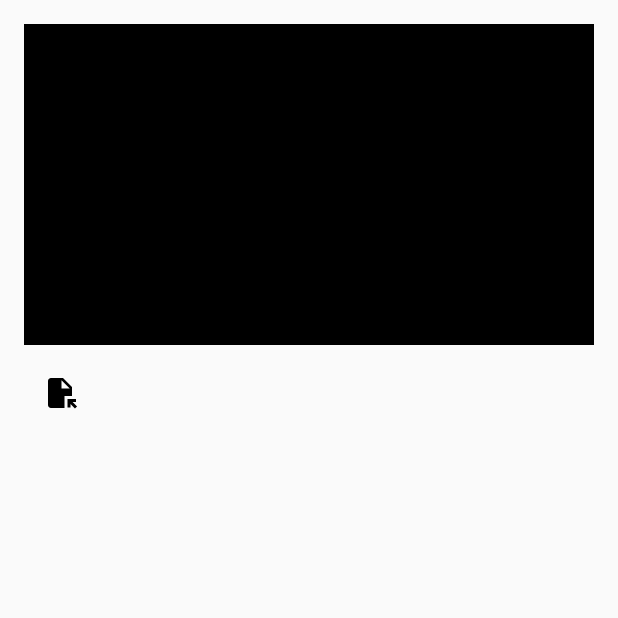
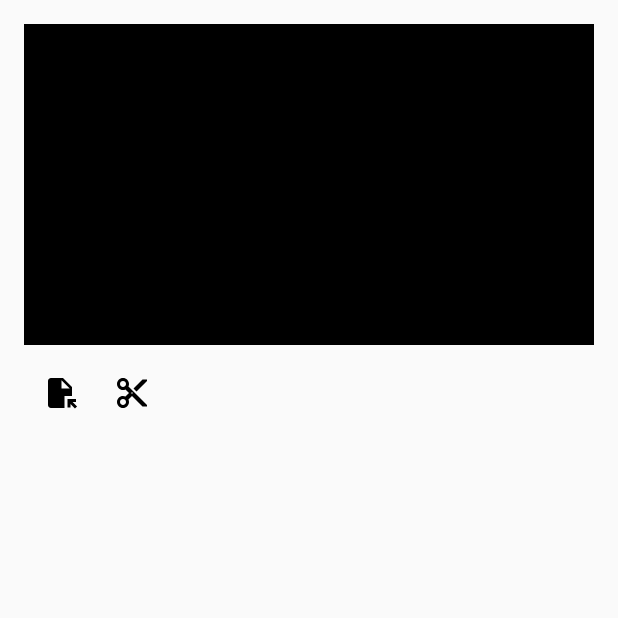
Before and after one commit to Moriawe/VideoEditor, an Android app built with Jetpack Compose: the screen it shows after launch (MainActivity), on a phone screen of 412 x 824 dp, the top half of it. Run offline under Robolectric (Android 15) with nearby library versions, the phone set to English and light mode, and no system bars; our stand-ins replace Dagger/Hilt's generated code.

Commit message:
added dependencies for video editing

```diff
--- a/app/build.gradle.kts
+++ b/app/build.gradle.kts
@@ -80,6 +80,11 @@ dependencies {
     implementation("androidx.media3:media3-effect:1.1.1")
     implementation("androidx.media3:media3-common:1.1.1")
 
+    // 3rd Party Video Trimmer
+    //implementation("life.knowledge4:k4l-video-trimmer:1.0")
+    implementation("com.arthenica:ffmpeg-kit-full:4.5.1-1")
+    implementation("org.florescu.android.rangeseekbar:rangeseekbar-library:0.3.0")
+
     // Dagger - Hilt
     implementation("com.google.dagger:hilt-android:2.46.1")
     kapt("com.google.dagger:hilt-compiler:2.48.1")
--- a/app/src/main/java/com/moriawe/videoeditortest/MainActivity.kt
+++ b/app/src/main/java/com/moriawe/videoeditortest/MainActivity.kt
@@ -7,6 +7,7 @@ import androidx.activity.compose.setContent
 import androidx.activity.result.contract.ActivityResultContracts
 import androidx.compose.foundation.clickable
 import androidx.compose.foundation.layout.Column
+import androidx.compose.foundation.layout.Row
 import androidx.compose.foundation.layout.Spacer
 import androidx.compose.foundation.layout.aspectRatio
 import androidx.compose.foundation.layout.fillMaxSize
@@ -16,6 +17,7 @@ import androidx.compose.foundation.layout.padding
 import androidx.compose.foundation.lazy.LazyColumn
 import androidx.compose.foundation.lazy.items
 import androidx.compose.material.icons.Icons
+import androidx.compose.material.icons.filled.ContentCut
 import androidx.compose.material.icons.filled.FileOpen
 import androidx.compose.material3.Icon
 import androidx.compose.material3.IconButton
@@ -94,6 +96,10 @@ class MainActivity : ComponentActivity() {
                             .aspectRatio(16 / 9f) //Change this to screen size
                     )
                     Spacer(modifier = Modifier.height(8.dp))
+                    Row(
+                        modifier = Modifier
+                            .fillMaxWidth()
+                    ) {
                         IconButton(onClick = {
                             selectVideoLauncher.launch("video/mp4") // Will only show videofiles of type mp3
                         }) {
@@ -101,6 +107,15 @@ class MainActivity : ComponentActivity() {
                                 imageVector = Icons.Default.FileOpen,
                                 contentDescription = "Select Video"
                             )
+                        }
+                        IconButton( onClick = {
+                            viewModel.trimVideo()
+                        }) {
+                            Icon(
+                                imageVector = Icons.Default.ContentCut,
+                                contentDescription = "Trim video"
+                            )
+                        }
                     }
                     Spacer(modifier = Modifier.height(16.dp))
                     LazyColumn(
--- a/app/src/main/java/com/moriawe/videoeditortest/VideoPlayerModule.kt
+++ b/app/src/main/java/com/moriawe/videoeditortest/VideoPlayerModule.kt
@@ -26,4 +26,10 @@ object VideoPlayerModule {
         return MetaDataReaderImpl(app)
     }
 
+    @Provides
+    @ViewModelScoped
+    fun provideVideoTrimmer(): VideoTrimmer {
+        return VideoTrimmerImpl()
+    }
+
 }
--- /dev/null
+++ b/app/src/main/java/com/moriawe/videoeditortest/VideoTrimmer.kt
@@ -0,0 +1,22 @@
+package com.moriawe.videoeditortest
+
+import android.net.Uri
+import androidx.media3.common.MediaItem
+
+interface VideoTrimmer {
+    fun trimVideo(uri: Uri, startTimeInMs: Long, endTimeInMs: Long): MediaItem
+}
+
+class VideoTrimmerImpl(): VideoTrimmer {
+    override fun trimVideo(uri: Uri, startTimeInMs: Long, endTimeInMs: Long): MediaItem {
+        val inputMediaItem = MediaItem.Builder()
+            .setUri(uri)
+            .setClippingConfiguration(
+                MediaItem.ClippingConfiguration.Builder()
+                    .setStartPositionMs(startTimeInMs)
+                    .setEndPositionMs(endTimeInMs)
+                    .build())
+            .build()
+        return inputMediaItem
+    }
+}
```
Also changed, not shown: app/src/main/java/com/moriawe/videoeditortest/MainViewModel.kt (+19 -1 lines). Lines whose indentation alone changed are shown as unchanged.
